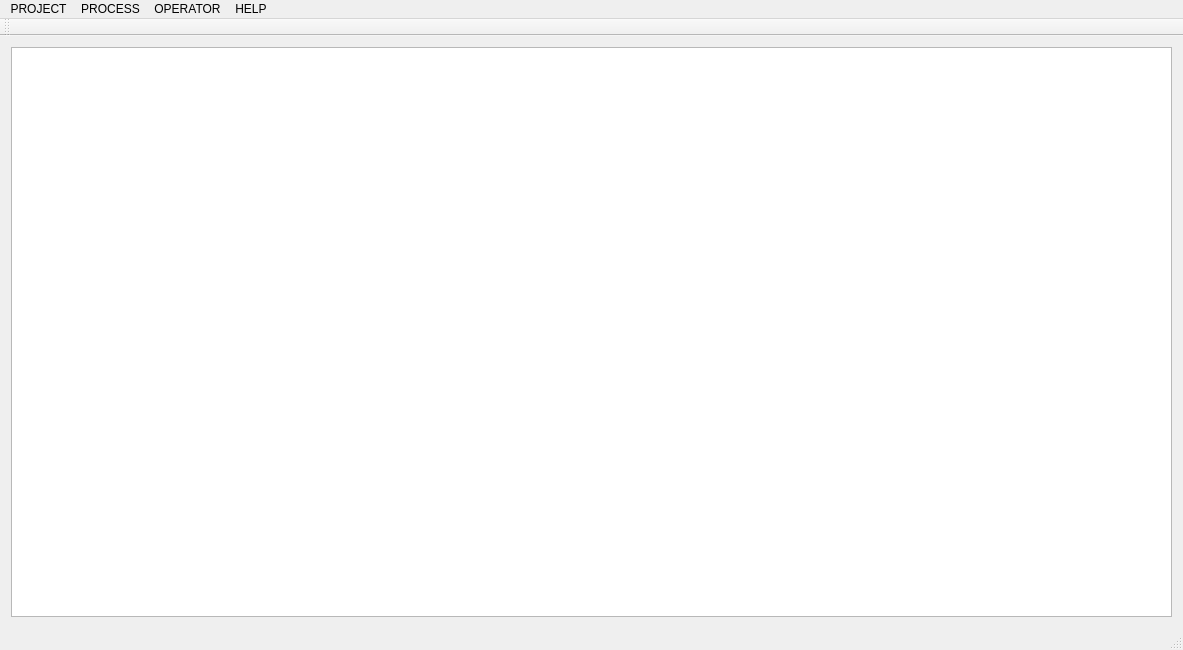
ploki/darkflow, file mainwindow.ui: the form before one commit.
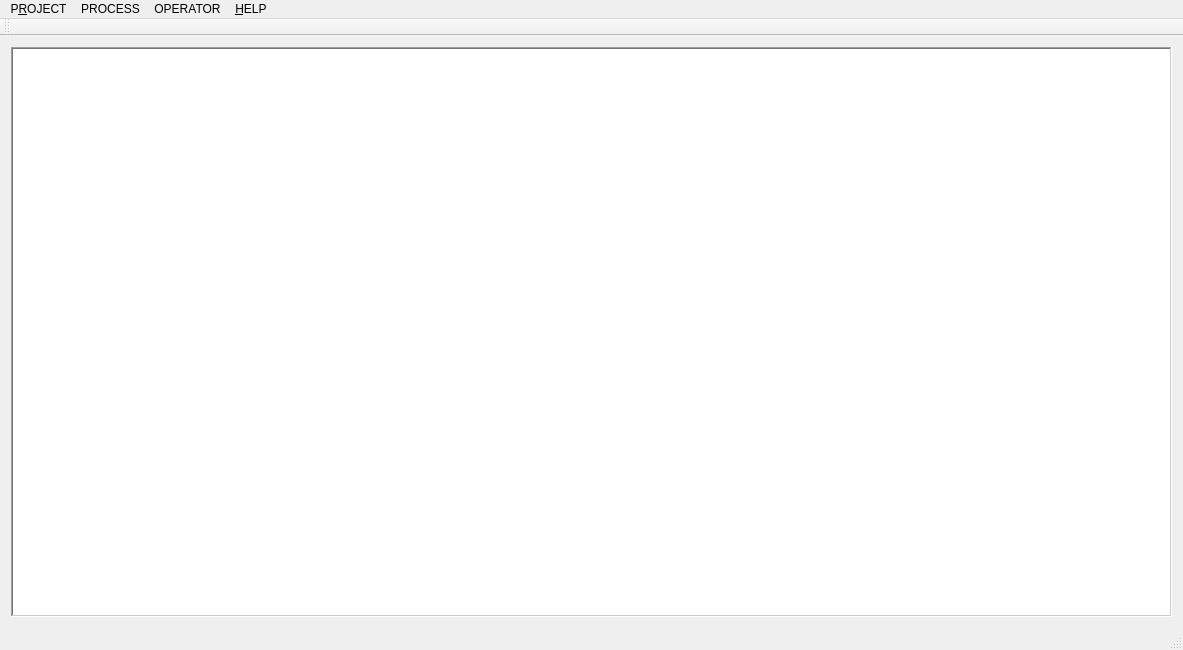
The form after the commit.

```diff
--- a/mainwindow.ui
+++ b/mainwindow.ui
@@ -19,7 +19,17 @@
   <widget class="QWidget" name="centralWidget">
    <layout class="QVBoxLayout" name="verticalLayout_2">
     <item>
-     <widget class="QGraphicsView" name="graphicsView"/>
+     <widget class="QGraphicsView" name="graphicsView">
+      <property name="frameShape">
+       <enum>QFrame::WinPanel</enum>
+      </property>
+      <property name="verticalScrollBarPolicy">
+       <enum>Qt::ScrollBarAlwaysOff</enum>
+      </property>
+      <property name="horizontalScrollBarPolicy">
+       <enum>Qt::ScrollBarAlwaysOff</enum>
+      </property>
+     </widget>
     </item>
    </layout>
   </widget>
@@ -34,7 +44,7 @@
    </property>
    <widget class="QMenu" name="menuProject">
     <property name="title">
-     <string>PROJECT</string>
+     <string>P&amp;ROJECT</string>
     </property>
     <widget class="QMenu" name="menuHistory">
      <property name="title">
@@ -66,7 +76,7 @@
    </widget>
    <widget class="QMenu" name="menuHELP">
     <property name="title">
-     <string>HELP</string>
+     <string>&amp;HELP</string>
     </property>
     <addaction name="actionAbout"/>
    </widget>
```
Left out of the diff: 24 changed lines with no effect on the pictures.
